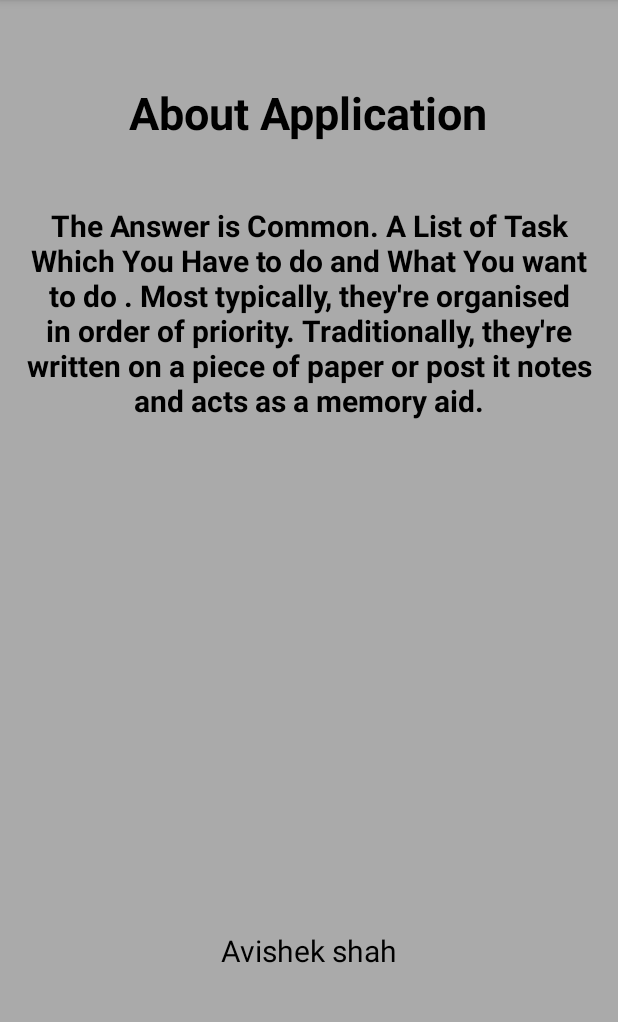
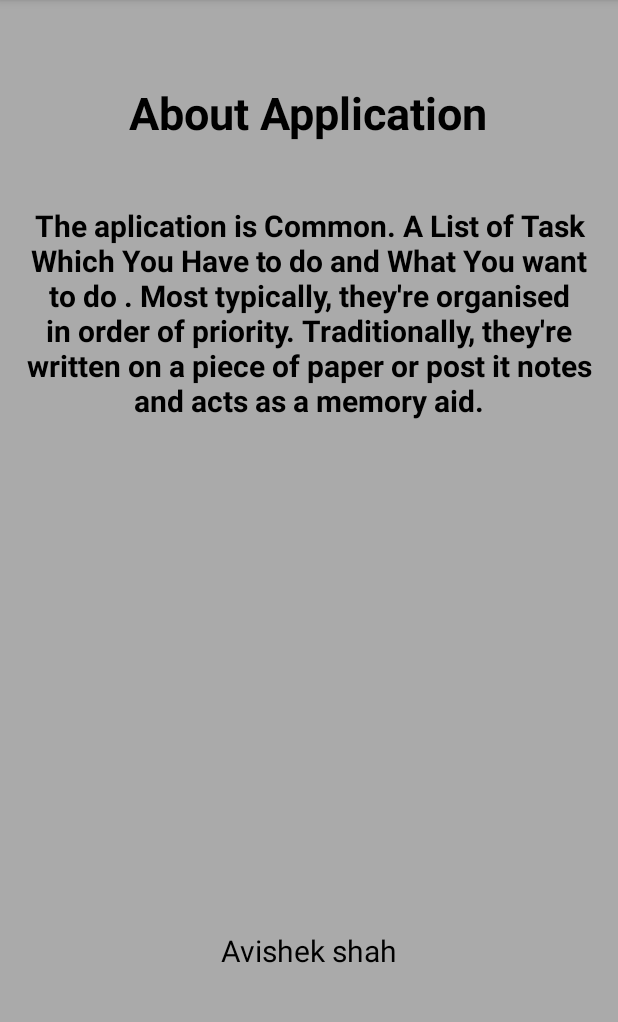
Before and after one commit to avishekshah/Todo-Application, an Android app: the screen it shows after launch (TodoActivity), after a tap on "item1", on a phone screen of 412 x 824 dp, the part 84-1106 px from its top. Run offline under Robolectric (Android 15) with nearby library versions, the phone set to English and light mode, and no system bars; our stand-ins replace Room's generated code.

Commit message:
todo app projected submited

```diff
--- a/app/src/main/res/values/strings.xml
+++ b/app/src/main/res/values/strings.xml
@@ -18,6 +18,6 @@
     <string name="share">Share</string>
     <string name="delete_all">Delete All</string>
     <string name="description">Description</string>
-    <string name="text">The Answer is Common. A List of Task Which You Have to do and What You want to do . Most typically, they\'re organised in order of priority. Traditionally, they\'re written on a piece of paper or post it notes and acts as a memory aid.</string>
+    <string name="text">The aplication is Common. A List of Task Which You Have to do and What You want to do . Most typically, they\'re organised in order of priority. Traditionally, they\'re written on a piece of paper or post it notes and acts as a memory aid.</string>
     <string name="name">Avishek shah</string>
 </resources>
```
Also changed, not shown: 270 other files.
